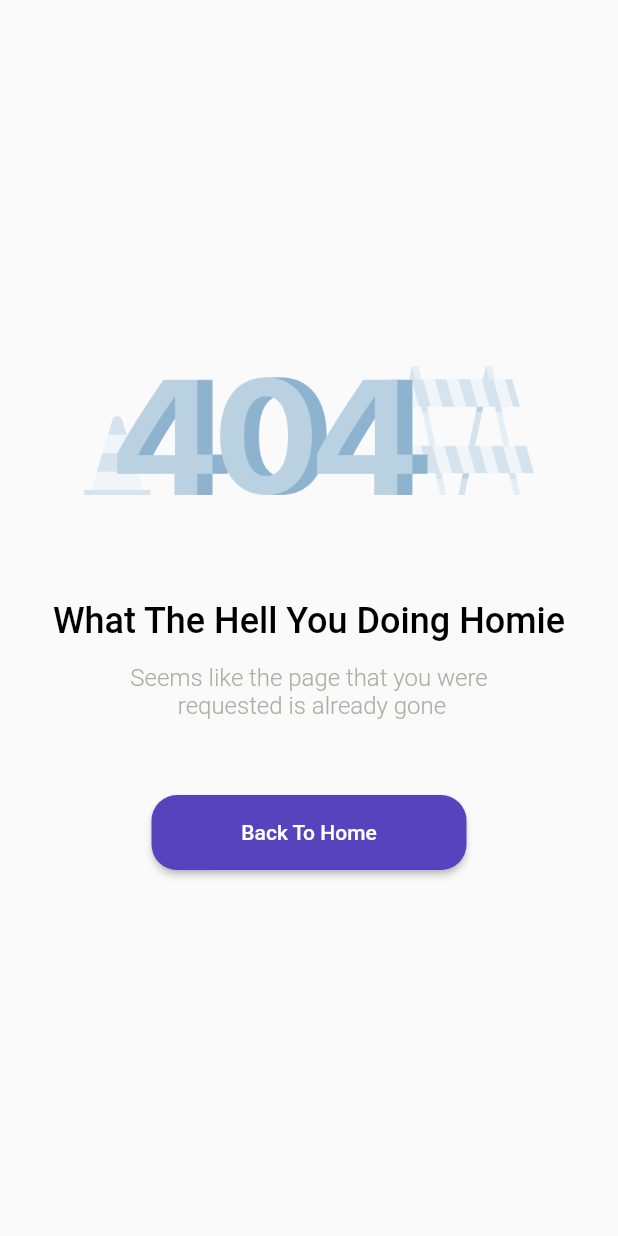
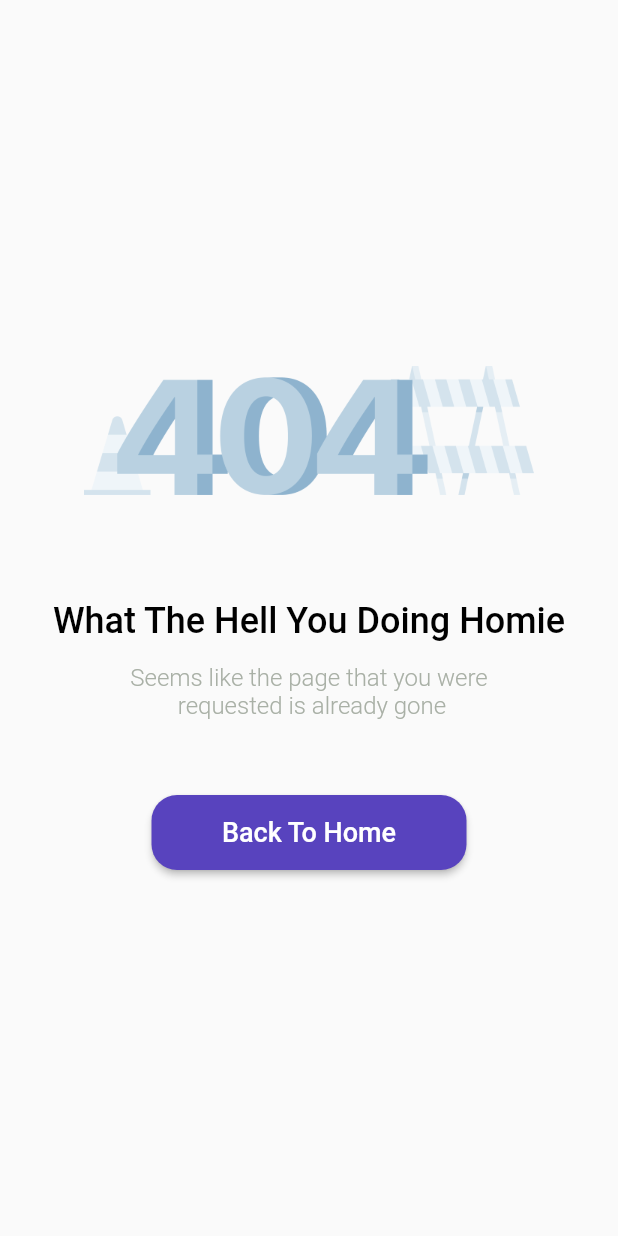
Before and after one commit to Santa-wijaya/Rumahku, a Flutter app: the Errorpage screen opened directly, on a phone screen of 412 x 824 dp. Run offline on Flutter 3.47's test engine with Material 2 defaults, Android fonts, the phone set to English and light mode, and no system bars; our stand-ins replace google_fonts.

Commit message:
i want sleep

```diff
--- a/lib/main.dart
+++ b/lib/main.dart
@@ -1,7 +1,6 @@
 import 'package:flutter/material.dart';
-import 'package:ppp/pages/error_page.dart';
 // import 'package:google_fonts/google_fonts.dart';
-// import 'package:ppp/pages/splash_screen.dart';
+import 'package:ppp/pages/splash_screen.dart';
 
 void main() {
   runApp(const MyApp());
@@ -13,7 +12,7 @@ class MyApp extends StatelessWidget {
   @override
   Widget build(BuildContext context) {
     return const MaterialApp(
-      home: Errorpage(),
+      home: Splashscreen(),
     );
   }
 }
--- a/lib/pages/error_page.dart
+++ b/lib/pages/error_page.dart
@@ -5,7 +5,7 @@
 import 'package:flutter/material.dart';
 // import 'package:google_fonts/google_fonts.dart';
 import 'package:ppp/c_color.dart';
-import 'package:ppp/pages/splash_screen.dart';
+// import 'package:ppp/pages/splash_screen.dart';
 
 class Errorpage extends StatelessWidget {
   const Errorpage({Key? key}) : super(key: key);
@@ -68,7 +68,8 @@ class Errorpage extends StatelessWidget {
                   ),
                   child: const Text(
                     'Back To Home',
-                    style: TextStyle(color: ColorPalette.whiteColor),
+                    style:
+                        TextStyle(color: ColorPalette.whiteColor, fontSize: 18),
                   ),
                 ),
               ),
```
